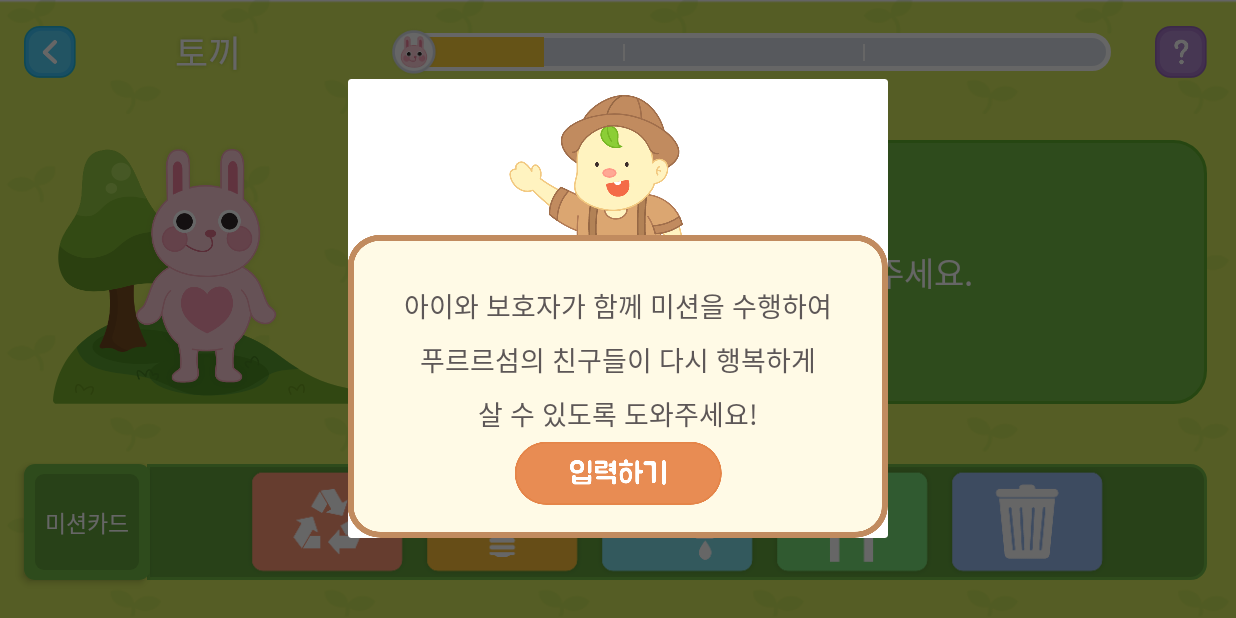
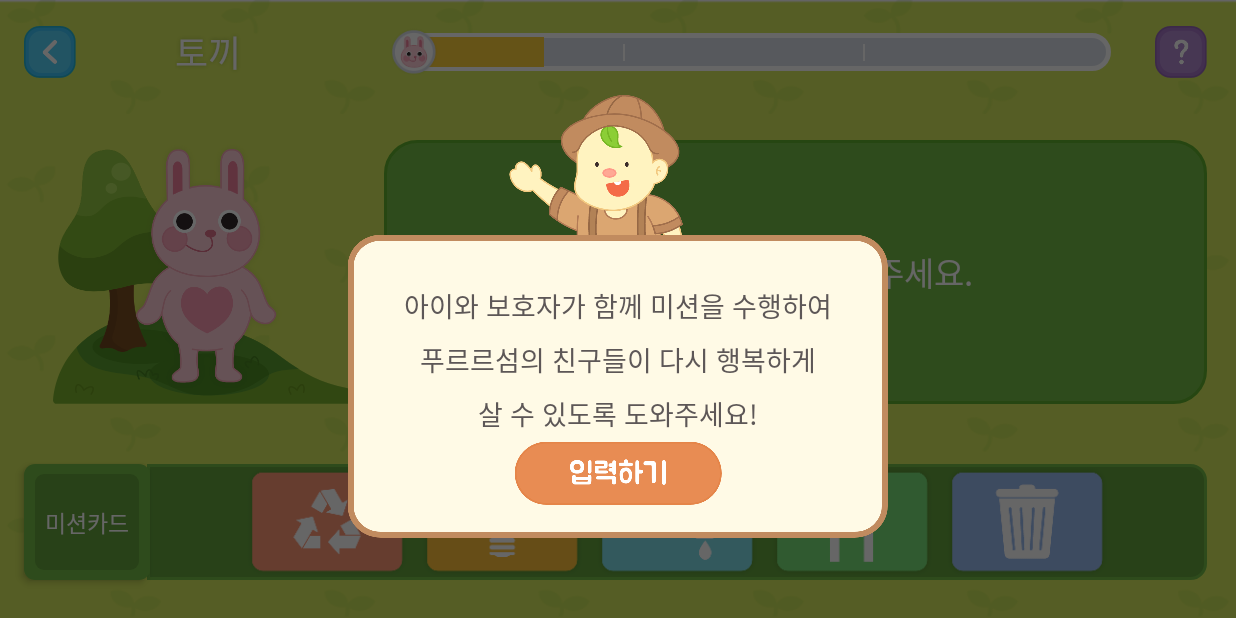
Before and after one commit to PurPur-Resque-Team/PurPur-Android, an Android app: the fragment QuestionDialogFragment placed in its activity, on a phone screen of 824 x 412 dp (held sideways). Run offline under Robolectric (Android 15) with nearby library versions, the phone set to English and light mode, and no system bars; our stand-ins replace data binding.

Commit message:
[질문 다이얼로그] 물음표 창 다이얼로그 구현

```diff
--- a/app/src/main/java/com/bibim/purpur/ui/detail/dialog/question/QuestionDialogFragment.kt
+++ b/app/src/main/java/com/bibim/purpur/ui/detail/dialog/question/QuestionDialogFragment.kt
@@ -1,19 +1,20 @@
 package com.bibim.purpur.ui.detail.dialog.question
 
 import android.app.Dialog
+import android.graphics.Color
+import android.graphics.drawable.ColorDrawable
 import android.os.Bundle
 import android.view.LayoutInflater
 import android.view.View
 import android.view.ViewGroup
 import androidx.fragment.app.DialogFragment
 import com.bibim.purpur.databinding.DialogQuestionBinding
-import com.bibim.purpur.ui.detail.dialog.quiz.QuizDialogFragment
 
 class QuestionDialogFragment : DialogFragment() {
     private lateinit var binding: DialogQuestionBinding
 
-    fun getInstance(): QuizDialogFragment {
-        return QuizDialogFragment()
+    fun getInstance(): QuestionDialogFragment {
+        return QuestionDialogFragment()
     }
 
     override fun onCreateDialog(savedInstanceState: Bundle?): Dialog {
@@ -24,12 +25,22 @@ class QuestionDialogFragment : DialogFragment() {
         }
     }
 
+    private fun setBackground() {
+        // 배경에 희게 각지게 나오는 거 방지.
+        with(dialog!!.window!!) {
+            setBackgroundDrawable(ColorDrawable(Color.TRANSPARENT))
+        }
+    }
+
     override fun onCreateView(
         inflater: LayoutInflater,
         container: ViewGroup?,
         savedInstanceState: Bundle?
     ): View? {
         binding = DialogQuestionBinding.inflate(LayoutInflater.from(this.context), container, false)
+
+        setBackground()
+
         return binding.root
     }
 }
```
